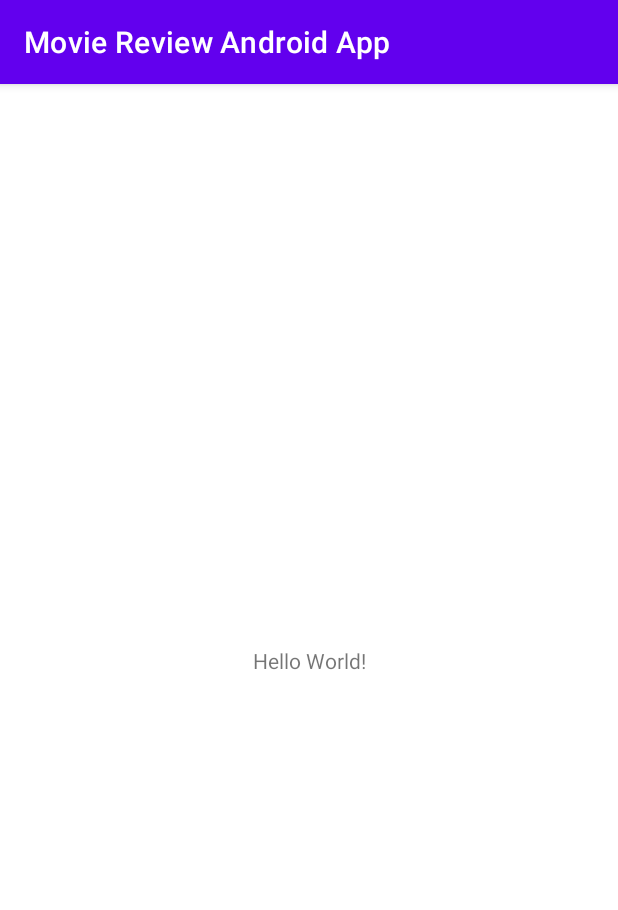
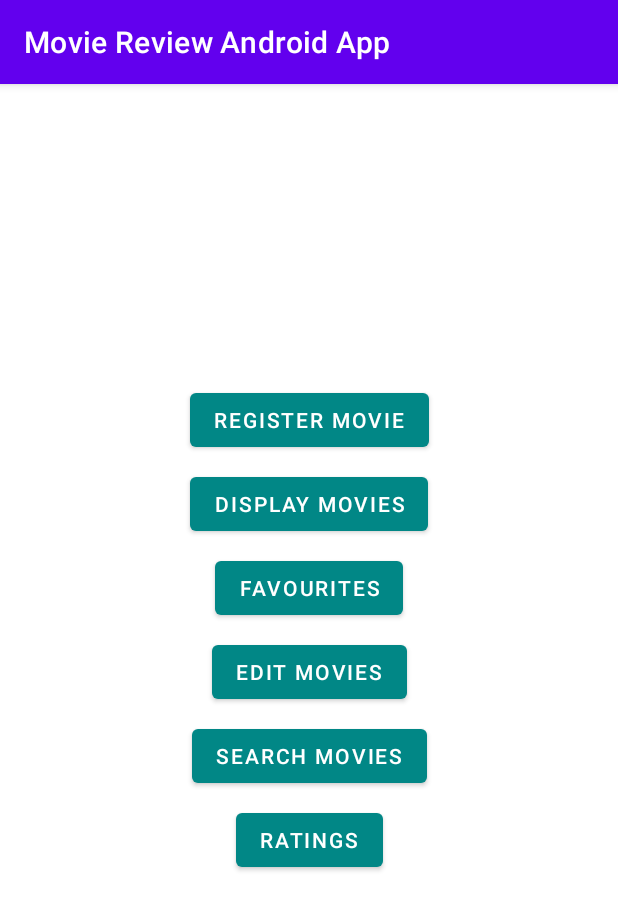
Before and after one commit to thamudhiFernando/Movie-Review-Android-App, an Android app: the screen it shows after launch (MainActivity), on a phone screen of 412 x 824 dp. Shown: the top 910 px of the screen. Run offline under Robolectric (Android 15) with nearby library versions, the light colour scheme and no system bars.

Commit message:
main screen is done

```diff
--- a/app/src/main/res/layout/activity_main.xml
+++ b/app/src/main/res/layout/activity_main.xml
@@ -6,13 +6,70 @@
     android:layout_height="match_parent"
     tools:context=".MainActivity">
 
-    <TextView
+    <Button
+        android:id="@+id/button_favourites"
         android:layout_width="wrap_content"
         android:layout_height="wrap_content"
-        android:text="Hello World!"
-        app:layout_constraintBottom_toBottomOf="parent"
-        app:layout_constraintLeft_toLeftOf="parent"
-        app:layout_constraintRight_toRightOf="parent"
+        android:layout_marginTop="8dp"
+        android:text="@string/btn_favourite"
+        app:backgroundTint="@color/teal_700"
+        app:layout_constraintEnd_toEndOf="parent"
+        app:layout_constraintStart_toStartOf="parent"
+        app:layout_constraintTop_toBottomOf="@+id/button_display" />
+
+    <Button
+        android:id="@+id/button_edit"
+        android:layout_width="wrap_content"
+        android:layout_height="wrap_content"
+        android:layout_marginTop="8dp"
+        android:text="@string/btn_edit"
+        app:backgroundTint="@color/teal_700"
+        app:layout_constraintEnd_toEndOf="parent"
+        app:layout_constraintStart_toStartOf="parent"
+        app:layout_constraintTop_toBottomOf="@+id/button_favourites" />
+
+    <Button
+        android:id="@+id/button_search"
+        android:layout_width="wrap_content"
+        android:layout_height="wrap_content"
+        android:layout_marginTop="8dp"
+        android:text="@string/btn_search"
+        app:backgroundTint="@color/teal_700"
+        app:layout_constraintEnd_toEndOf="parent"
+        app:layout_constraintStart_toStartOf="parent"
+        app:layout_constraintTop_toBottomOf="@+id/button_edit" />
+
+    <Button
+        android:id="@+id/button_display"
+        android:layout_width="wrap_content"
+        android:layout_height="wrap_content"
+        android:layout_marginTop="8dp"
+        android:text="@string/btn_display"
+        app:backgroundTint="@color/teal_700"
+        app:layout_constraintEnd_toEndOf="parent"
+        app:layout_constraintStart_toStartOf="parent"
+        app:layout_constraintTop_toBottomOf="@+id/button_register" />
+
+    <Button
+        android:id="@+id/button_ratings"
+        android:layout_width="wrap_content"
+        android:layout_height="wrap_content"
+        android:layout_marginTop="8dp"
+        android:text="@string/btn_rating"
+        app:backgroundTint="@color/teal_700"
+        app:layout_constraintEnd_toEndOf="parent"
+        app:layout_constraintStart_toStartOf="parent"
+        app:layout_constraintTop_toBottomOf="@+id/button_search" />
+
+    <Button
+        android:id="@+id/button_register"
+        android:layout_width="wrap_content"
+        android:layout_height="wrap_content"
+        android:layout_marginTop="200dp"
+        android:text="@string/btn_register"
+        app:backgroundTint="@color/teal_700"
+        app:layout_constraintEnd_toEndOf="parent"
+        app:layout_constraintHorizontal_bias="0.501"
+        app:layout_constraintStart_toStartOf="parent"
         app:layout_constraintTop_toTopOf="parent" />
-
 </androidx.constraintlayout.widget.ConstraintLayout>
--- a/app/src/main/res/values/strings.xml
+++ b/app/src/main/res/values/strings.xml
@@ -1,3 +1,14 @@
 <resources>
+    <!--    App Name-->
     <string name="app_name">Movie Review Android App</string>
+    <!--    Buttons-->
+    <string name="btn_register">Register Movie</string>
+    <string name="btn_display">Display Movies</string>
+    <string name="btn_favourite">Favourites</string>
+    <string name="btn_edit">Edit Movies</string>
+    <string name="btn_search">Search Movies</string>
+    <string name="btn_rating">Ratings</string>
+    <string name="btn_save">SAVE</string>
+    <string name="btn_add_to_fav">Add to Favourite</string>
+    <string name="btn_update">Update</string>
 </resources>
```
